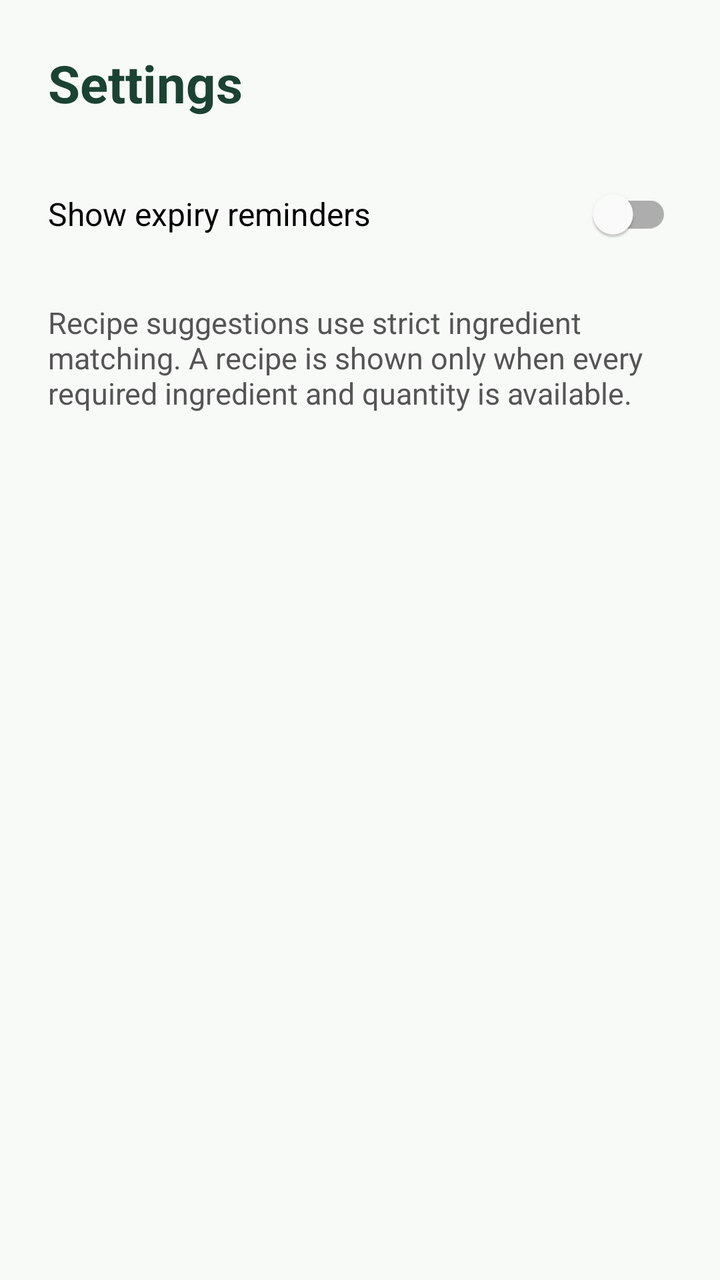
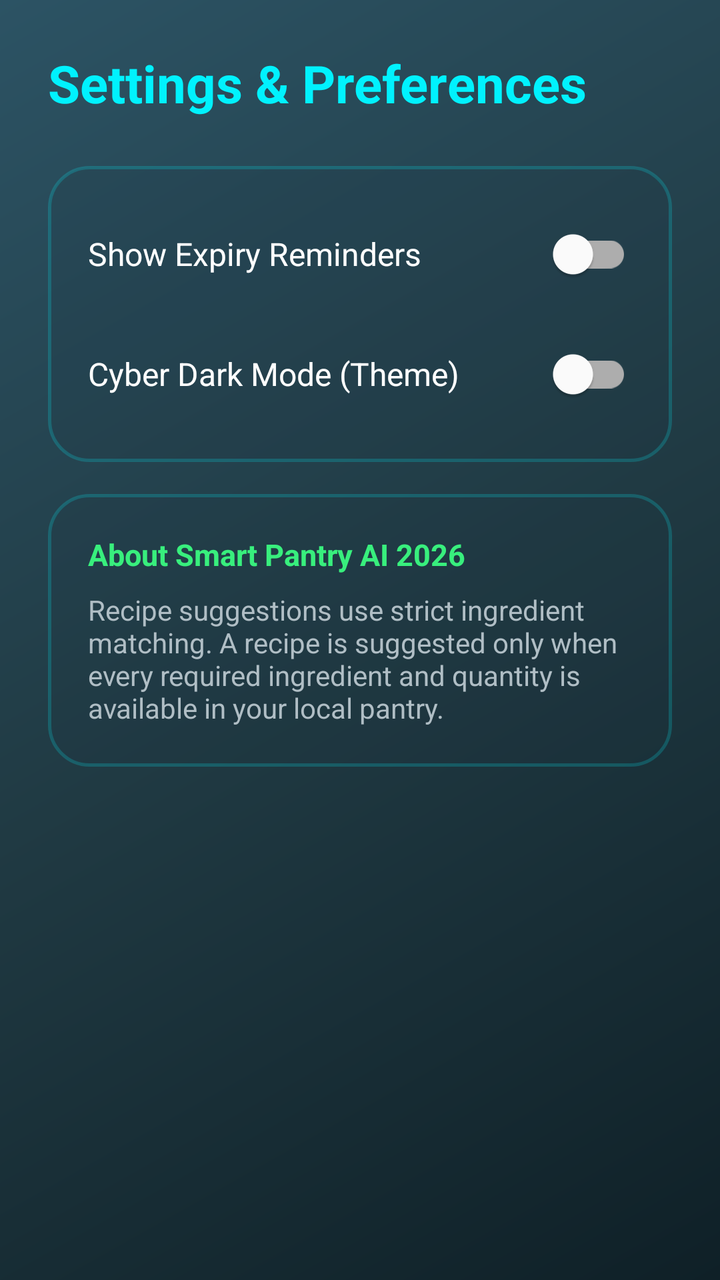

Before-and-after screenshots of an Android layout around one commit, followed by the original layout XML and the change that was made.
<!-- AndroidManifest.xml: application theme AppTheme -->
<!-- res/layout/activity_settings.xml -->
<?xml version="1.0" encoding="utf-8"?>
<LinearLayout xmlns:android="http://schemas.android.com/apk/res/android"
    android:layout_width="match_parent"
    android:layout_height="match_parent"
    android:background="#F7FAF7"
    android:orientation="vertical"
    android:padding="24dp">

    <TextView
        android:layout_width="match_parent"
        android:layout_height="wrap_content"
        android:text="@string/title_settings"
        android:textColor="#1B4332"
        android:textSize="26sp"
        android:textStyle="bold" />

    <com.google.android.material.switchmaterial.SwitchMaterial
        android:id="@+id/expirySwitch"
        android:layout_width="match_parent"
        android:layout_height="wrap_content"
        android:layout_marginTop="24dp"
        android:minHeight="48dp"
        android:text="@string/label_expiry_switch"
        android:textSize="16sp" />

    <TextView
        android:layout_width="match_parent"
        android:layout_height="wrap_content"
        android:layout_marginTop="20dp"
        android:text="@string/settings_description"
        android:textColor="#555555"
        android:textSize="15sp" />

</LinearLayout>
<!-- resources referenced by this layout -->
<resources>
  <string name="label_expiry_switch">Show expiry reminders</string>
  <string name="settings_description">Recipe suggestions use strict ingredient matching. A recipe is shown only when every required ingredient and quantity is available.</string>
  <string name="title_settings">Settings</string>
  <style name="AppTheme" parent="Theme.MaterialComponents.DayNight.NoActionBar">
          <item name="colorPrimary">#276749</item>
          <item name="colorPrimaryVariant">#1B4332</item>
          <item name="colorSecondary">#F4A261</item>
          <item name="android:fontFamily">sans-serif</item>
          <item name="android:statusBarColor">#1B4332</item>
          <item name="android:navigationBarColor">#1B4332</item>
      </style>
</resources>

<!-- the commit's change to res/layout/activity_settings.xml (unified diff, before → after) -->
@@ -2,33 +2,71 @@
 <LinearLayout xmlns:android="http://schemas.android.com/apk/res/android"
     android:layout_width="match_parent"
     android:layout_height="match_parent"
-    android:background="#F7FAF7"
+    android:background="@drawable/bg_gradient_main"
     android:orientation="vertical"
     android:padding="24dp">
 
     <TextView
         android:layout_width="match_parent"
         android:layout_height="wrap_content"
-        android:text="@string/title_settings"
-        android:textColor="#1B4332"
+        android:text="Settings &amp; Preferences"
+        android:textColor="#00F2FE"
         android:textSize="26sp"
         android:textStyle="bold" />
 
-    <com.google.android.material.switchmaterial.SwitchMaterial
-        android:id="@+id/expirySwitch"
+    <LinearLayout
         android:layout_width="match_parent"
         android:layout_height="wrap_content"
         android:layout_marginTop="24dp"
-        android:minHeight="48dp"
-        android:text="@string/label_expiry_switch"
-        android:textSize="16sp" />
+        android:background="@drawable/bg_card_glass_3d"
+        android:orientation="vertical"
+        android:padding="20dp">
 
-    <TextView
+        <com.google.android.material.switchmaterial.SwitchMaterial
+            android:id="@+id/expirySwitch"
+            android:layout_width="match_parent"
+            android:layout_height="wrap_content"
+            android:minHeight="48dp"
+            android:text="Show Expiry Reminders"
+            android:textColor="#FFFFFF"
+            android:textSize="16sp" />
+
+        <com.google.android.material.switchmaterial.SwitchMaterial
+            android:id="@+id/themeSwitch"
+            android:layout_width="match_parent"
+            android:layout_height="wrap_content"
+            android:layout_marginTop="12dp"
+            android:minHeight="48dp"
+            android:text="Cyber Dark Mode (Theme)"
+            android:textColor="#FFFFFF"
+            android:textSize="16sp" />
+
+    </LinearLayout>
+
+    <LinearLayout
         android:layout_width="match_parent"
         android:layout_height="wrap_content"
-        android:layout_marginTop="20dp"
-        android:text="@string/settings_description"
-        android:textColor="#555555"
-        android:textSize="15sp" />
+        android:layout_marginTop="16dp"
+        android:background="@drawable/bg_card_glass_3d"
+        android:orientation="vertical"
+        android:padding="20dp">
+
+        <TextView
+            android:layout_width="match_parent"
+            android:layout_height="wrap_content"
+            android:text="About Smart Pantry AI 2026"
+            android:textColor="#38EF7D"
+            android:textSize="15sp"
+            android:textStyle="bold" />
+
+        <TextView
+            android:layout_width="match_parent"
+            android:layout_height="wrap_content"
+            android:layout_marginTop="8dp"
+            android:text="Recipe suggestions use strict ingredient matching. A recipe is suggested only when every required ingredient and quantity is available in your local pantry."
+            android:textColor="#B0BEC5"
+            android:textSize="14sp" />
+
+    </LinearLayout>
 
 </LinearLayout>
<!-- resource entries referenced after the edit -->
@@ -1,15 +1,41 @@
 <!-- resources referenced by this layout -->
 <resources>
-  <string name="label_expiry_switch">Show expiry reminders</string>
-  <string name="settings_description">Recipe suggestions use strict ingredient matching. A recipe is shown only when every required ingredient and quantity is available.</string>
-  <string name="title_settings">Settings</string>
+  <!-- drawable bg_card_glass_3d (drawable) -->
+  <?xml version="1.0" encoding="utf-8"?>
+  <ripple xmlns:android="http://schemas.android.com/apk/res/android"
+      android:color="#2200F2FE">
+      <item>
+          <shape android:shape="rectangle">
+              <solid android:color="#261E3240" />
+              <corners android:radius="20dp" />
+              <stroke
+                  android:width="1.5dp"
+                  android:color="#3300F2FE" />
+          </shape>
+      </item>
+  </ripple>
+  <!-- drawable bg_gradient_main (drawable) -->
+  <?xml version="1.0" encoding="utf-8"?>
+  <shape xmlns:android="http://schemas.android.com/apk/res/android">
+      <gradient
+          android:angle="135"
+          android:centerColor="#203A43"
+          android:endColor="#2C5364"
+          android:startColor="#0F2027"
+          android:type="linear" />
+  </shape>
   <style name="AppTheme" parent="Theme.MaterialComponents.DayNight.NoActionBar">
-          <item name="colorPrimary">#276749</item>
-          <item name="colorPrimaryVariant">#1B4332</item>
-          <item name="colorSecondary">#F4A261</item>
+          <item name="colorPrimary">@color/cyber_teal_primary</item>
+          <item name="colorPrimaryVariant">@color/dark_emerald</item>
+          <item name="colorSecondary">@color/neon_emerald</item>
           <item name="android:fontFamily">sans-serif</item>
-          <item name="android:statusBarColor">#1B4332</item>
-          <item name="android:navigationBarColor">#1B4332</item>
+          <item name="android:statusBarColor">@color/cyber_dark_bg</item>
+          <item name="android:navigationBarColor">@color/cyber_dark_bg</item>
+          <item name="android:windowBackground">@drawable/bg_gradient_main</item>
       </style>
+  <color name="cyber_teal_primary">#00F2FE</color>
+  <color name="dark_emerald">#11998E</color>
+  <color name="neon_emerald">#38EF7D</color>
+  <color name="cyber_dark_bg">#0F2027</color>
 </resources>
 
